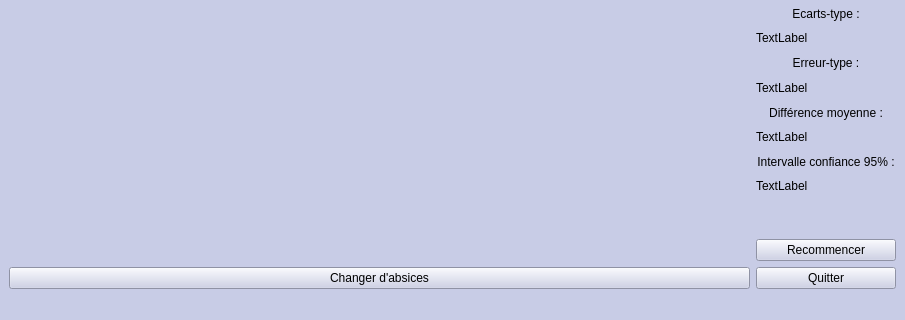
Above: HM40_projet_fitts_RENAUD_CHAUSSON/resultats.ui from Nellou90/HM40Fitts before the change; both pictures show x 0 to 905 and y 300 to 620 of the 905 by 620 pixel window. Below: the same form after it.
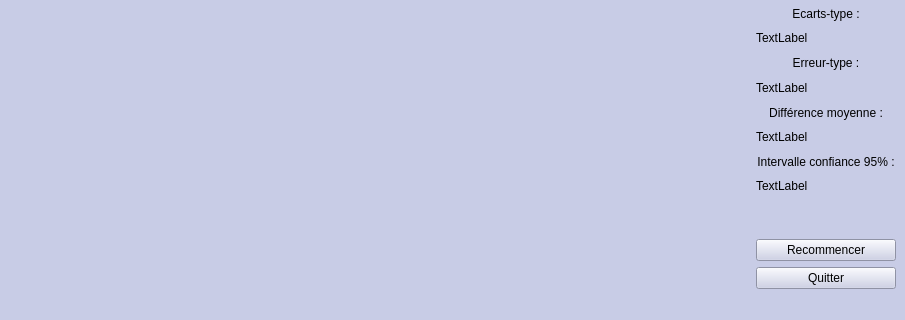
That is the form after the change.

Diff of the .ui file:
```diff
--- a/HM40_projet_fitts_RENAUD_CHAUSSON/resultats.ui
+++ b/HM40_projet_fitts_RENAUD_CHAUSSON/resultats.ui
@@ -54,13 +54,6 @@
           </layout>
          </widget>
         </item>
-        <item>
-         <widget class="QPushButton" name="pushButton_3">
-          <property name="text">
-           <string>Changer d'absices</string>
-          </property>
-         </widget>
-        </item>
        </layout>
       </item>
       <item>
```
Left out of the diff: 4 changed lines with no effect on the pictures.
